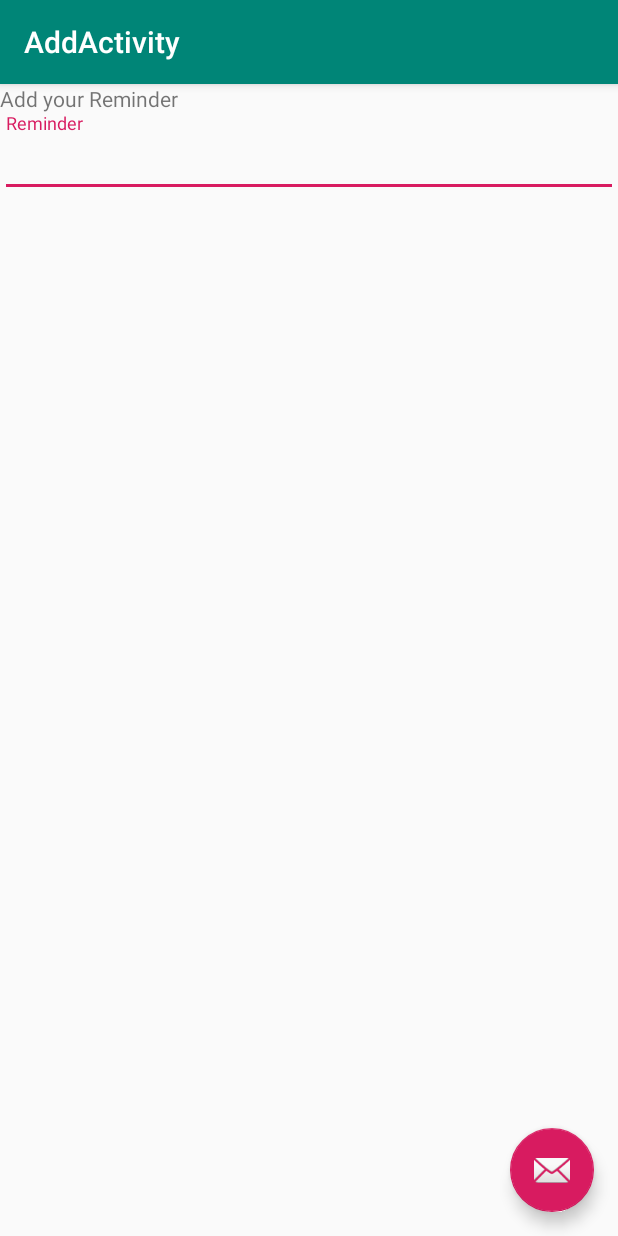
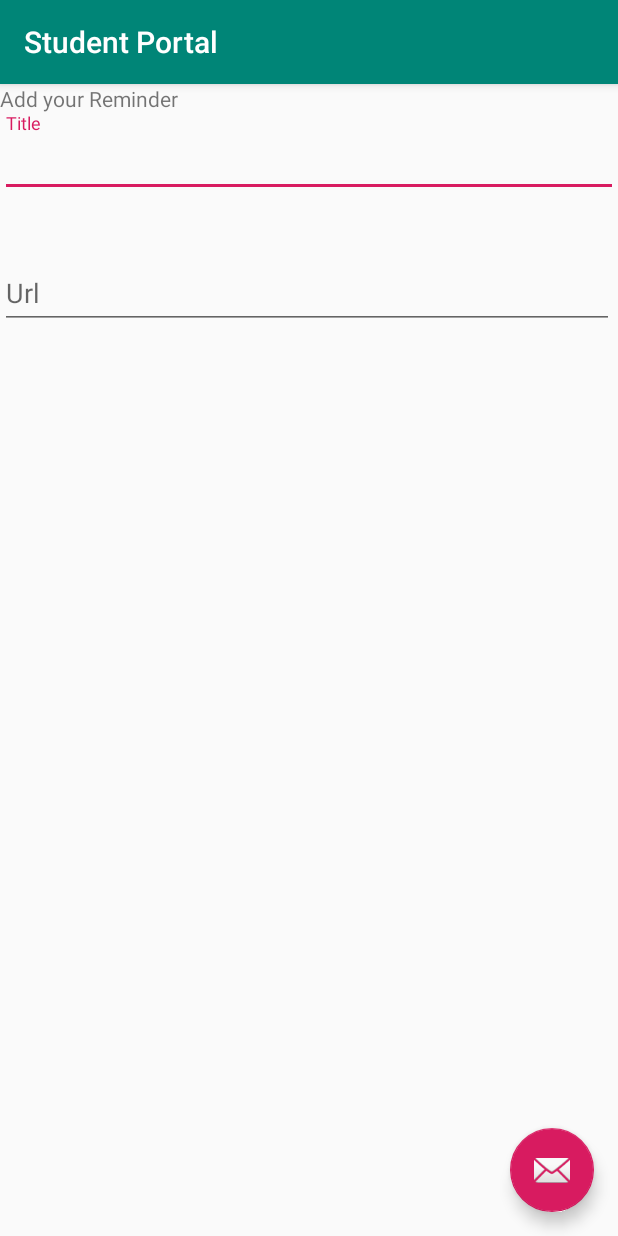
Before and after one commit to Winningtopas/Level-3-Learning-Task-2---Student-portal-, an Android app: the AddActivity screen opened directly, with no data from a screen before it, after a tap on an icon or button, on a phone screen of 412 x 824 dp. Run offline under Robolectric (Android 15) with nearby library versions, the phone set to English and light mode, and no system bars.

Commit message:
Added a url inputfield, added some color, starting with the layout

```diff
--- a/app/src/main/java/com/example/level2example/AddActivity.kt
+++ b/app/src/main/java/com/example/level2example/AddActivity.kt
@@ -4,7 +4,6 @@ import android.app.Activity
 import android.content.Intent
 import android.os.Bundle
 import android.widget.Toast
-import com.google.android.material.snackbar.Snackbar
 import androidx.appcompat.app.AppCompatActivity
 
 import kotlinx.android.synthetic.main.activity_add.*
@@ -24,11 +23,12 @@ class AddActivity : AppCompatActivity() {
 
     private fun initViews() {
         fab.setOnClickListener { onSaveClick() }
+        supportActionBar?.title = "Student Portal"
     }
 
     private fun onSaveClick() {
-        if (etAddReminder.text.toString().isNotBlank()) {
-            val reminder = Reminder(etAddReminder.text.toString())
+        if (etAddTitle.text.toString().isNotBlank() && etAddUrl.text.toString().isNotBlank()) {
+            val reminder = Reminder(etAddTitle.text.toString() + "\n" + etAddUrl.text.toString())
             val resultIntent = Intent()
             resultIntent.putExtra(EXTRA_REMINDER, reminder)
             setResult(Activity.RESULT_OK, resultIntent)
--- a/app/src/main/java/com/example/level2example/MainActivity.kt
+++ b/app/src/main/java/com/example/level2example/MainActivity.kt
@@ -51,6 +51,7 @@ class MainActivity : AppCompatActivity() {
         rvReminders.adapter = reminderAdapter
         rvReminders.addItemDecoration(DividerItemDecoration(this@MainActivity, DividerItemDecoration.VERTICAL))
         createItemTouchHelper().attachToRecyclerView(rvReminders)
+        supportActionBar?.title = "Student Portal"
     }
 
 
--- a/app/src/main/res/layout/content_add.xml
+++ b/app/src/main/res/layout/content_add.xml
@@ -17,15 +17,30 @@
         app:layout_constraintTop_toTopOf="parent" />
 
     <com.google.android.material.textfield.TextInputLayout
+        android:id="@+id/textInputLayout2"
         android:layout_width="match_parent"
         android:layout_height="wrap_content"
         app:layout_constraintStart_toStartOf="parent"
         app:layout_constraintTop_toBottomOf="@+id/textView">
 
         <com.google.android.material.textfield.TextInputEditText
-            android:id="@+id/etAddReminder"
+            android:id="@+id/etAddTitle"
             android:layout_width="match_parent"
             android:layout_height="wrap_content"
-            android:hint="@string/reminder" />
+            android:hint="@string/title" />
+    </com.google.android.material.textfield.TextInputLayout>
+
+    <com.google.android.material.textfield.TextInputLayout
+        android:layout_width="409dp"
+        android:layout_height="wrap_content"
+        android:layout_marginTop="32dp"
+        app:layout_constraintStart_toStartOf="parent"
+        app:layout_constraintTop_toBottomOf="@+id/textInputLayout2">
+
+        <com.google.android.material.textfield.TextInputEditText
+            android:id="@+id/etAddUrl"
+            android:layout_width="match_parent"
+            android:layout_height="wrap_content"
+            android:hint="@string/url" />
     </com.google.android.material.textfield.TextInputLayout>
 </androidx.constraintlayout.widget.ConstraintLayout>
--- a/app/src/main/res/layout/content_main.xml
+++ b/app/src/main/res/layout/content_main.xml
@@ -14,6 +14,8 @@
         android:layout_height="0dp"
         android:layout_marginTop="64dp"
         android:layout_marginBottom="8dp"
+        android:background="#00FFFFFF"
+        android:backgroundTint="#00FFFFFF"
         app:layout_constraintBottom_toTopOf="@+id/textInputLayout"
         app:layout_constraintEnd_toEndOf="parent"
         app:layout_constraintHorizontal_bias="0.0"
--- a/app/src/main/res/layout/item_reminder.xml
+++ b/app/src/main/res/layout/item_reminder.xml
@@ -9,6 +9,11 @@
         android:id="@+id/tvReminder"
         android:layout_width="0dp"
         android:layout_height="wrap_content"
+        android:layout_marginStart="32dp"
+        android:layout_marginEnd="32dp"
+        android:background="#E9FFFFFF"
+        android:backgroundTint="#0C382C"
+        android:textColor="#FFFFFF"
         app:layout_constraintBottom_toBottomOf="parent"
         app:layout_constraintEnd_toEndOf="parent"
         app:layout_constraintStart_toStartOf="parent"
--- a/app/src/main/res/values/strings.xml
+++ b/app/src/main/res/values/strings.xml
@@ -3,5 +3,6 @@
     <string name="action_settings">Settings</string>
     <string name="title_activity_add">AddActivity</string>
     <string name="add_your_reminder">Add your Reminder</string>
-    <string name="reminder">Reminder</string>
+    <string name="title">Title</string>
+    <string name="url">Url</string>
 </resources>
```
